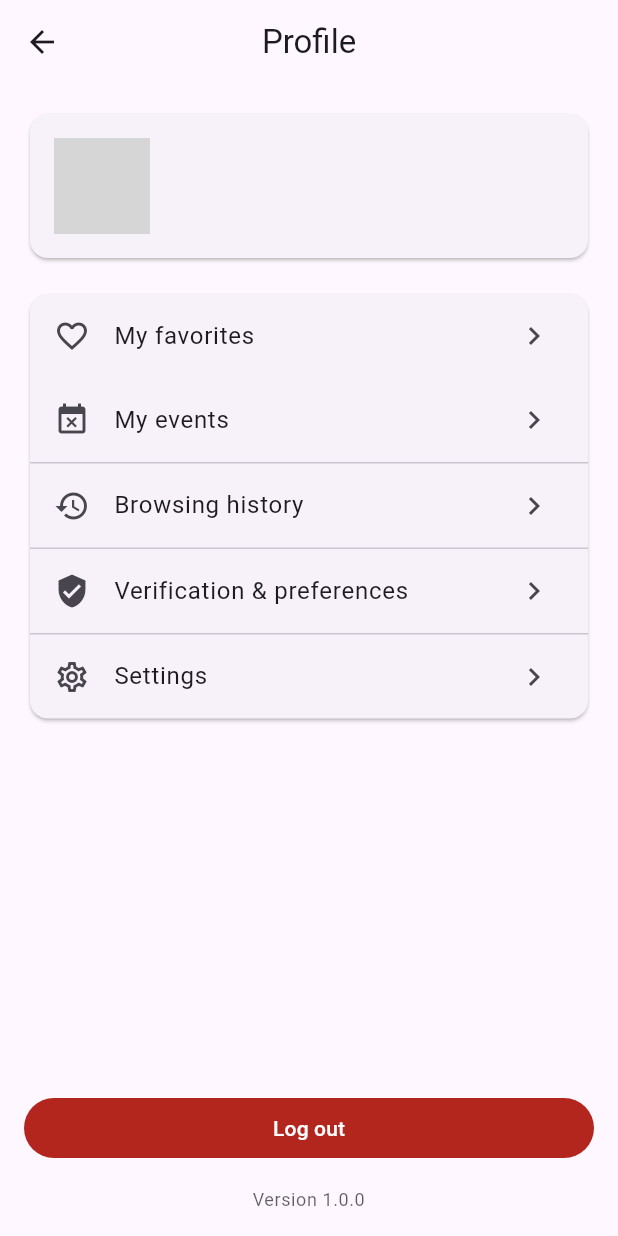
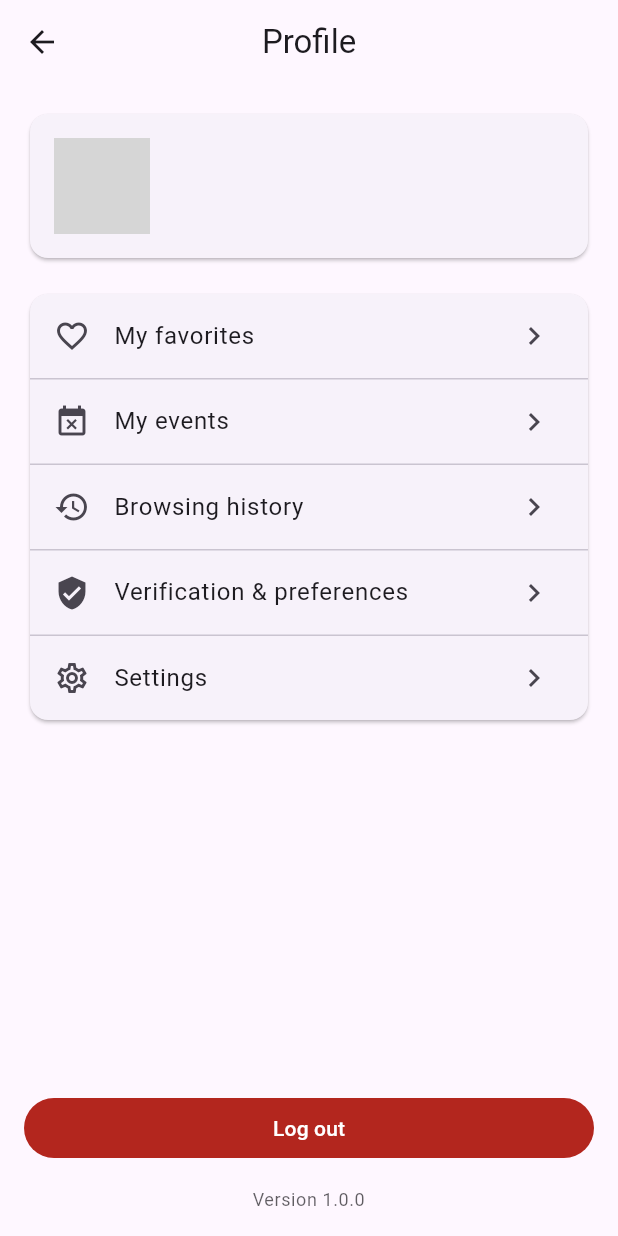
Before and after one commit to Kukutx/crew_app, a Flutter app: the ProfilePage screen opened by its route, on a phone screen of 412 x 824 dp. Run offline on Flutter 3.47's test engine with Material 3 defaults, Android fonts, the phone set to English and light mode, and no system bars; our stand-ins replace cached_network_image, dio, firebase_auth, firebase_core, flutter_map, flutter_riverpod and 5 more; missing offline and left inert: firebase_ui_auth, firebase_ui_oauth_apple, firebase_ui_oauth_google; accounts and stored records are empty; network calls fail; grey boxes are pictures that could not be loaded.

Commit message:
Update code

```diff
--- a/lib/features/events/presentation/map/sheets/event_bottom_sheet.dart
+++ b/lib/features/events/presentation/map/sheets/event_bottom_sheet.dart
@@ -132,7 +132,7 @@ void showEventBottomSheet(
                                 const Icon(Icons.event,
                                     size: 16, color: Colors.grey),
                                 const SizedBox(width: 4),
-                                const Text(/*ev.timeText ??*/ '12月28日 8:00',
+                                const Text(/*ev.timeText ??*/ '12.28 8:00',
                                     style: TextStyle(color: Colors.black87)),
                                 const Spacer(),
                                 SizedBox(
--- a/lib/features/profile/presentation/profile/profile_page.dart
+++ b/lib/features/profile/presentation/profile/profile_page.dart
@@ -80,6 +80,7 @@ class _ProfilePageState extends ConsumerState<ProfilePage> {
                   trailing: const Icon(Icons.chevron_right),
                   onTap: () => Navigator.pushNamed(context, '/favorites'),
                 ),
+                const Divider(height: 1),
                 ListTile(
                   leading: const Icon(Icons.event_busy),
                   title: Text(loc.my_events),
```
